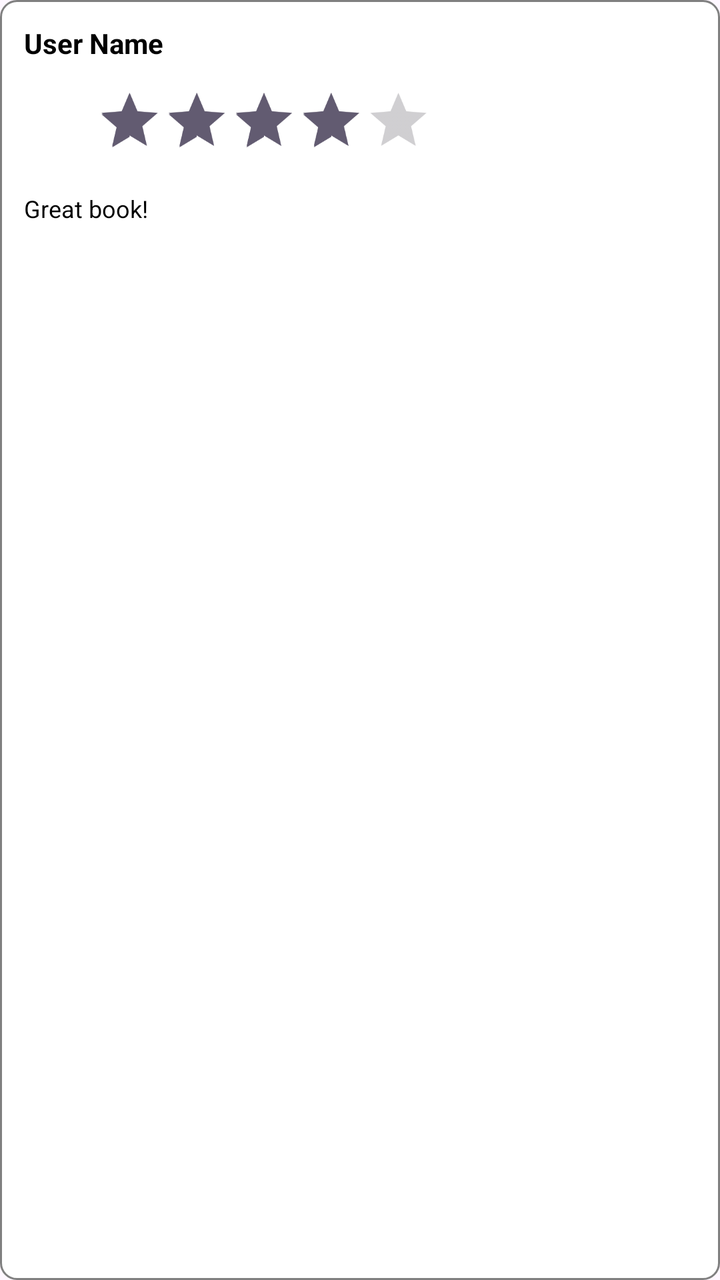
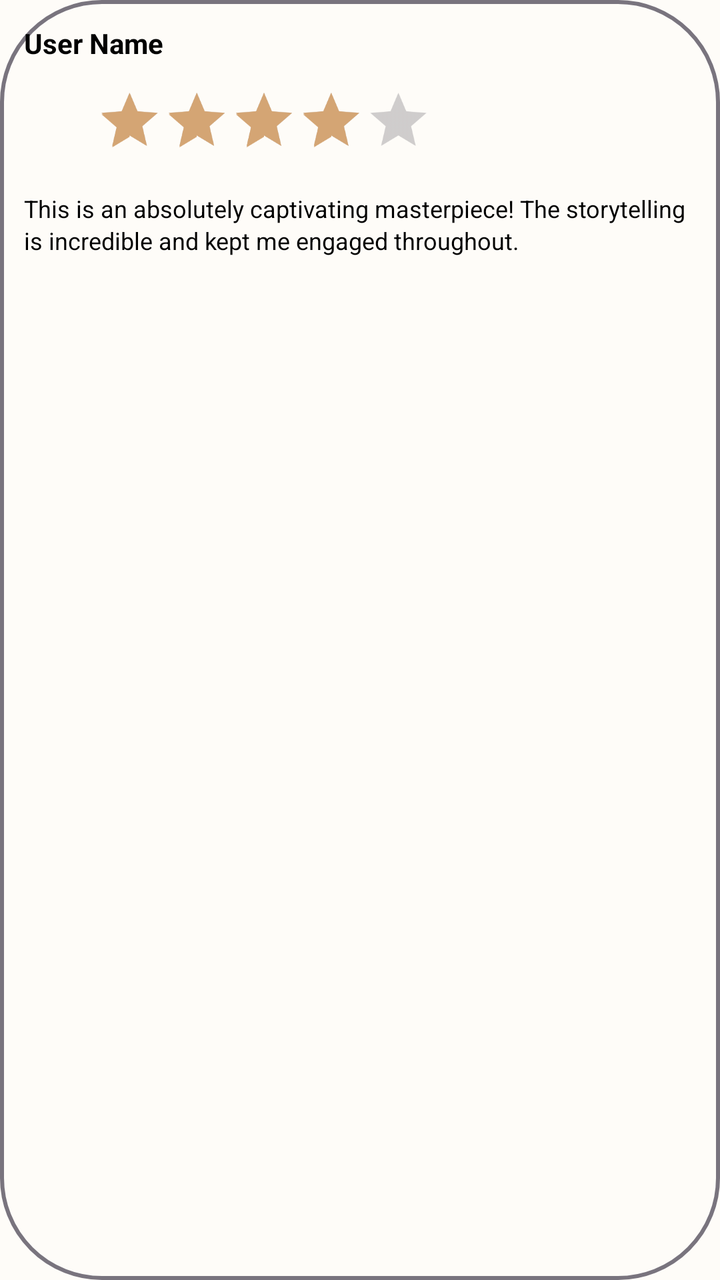

Before-and-after screenshots of an Android layout around one commit, followed by the original layout XML and the change that was made.
<!-- AndroidManifest.xml: application theme Theme.Alcove -->
<!-- res/layout/item_review.xml -->
<?xml version="1.0" encoding="utf-8"?>
<LinearLayout xmlns:android="http://schemas.android.com/apk/res/android"
    android:layout_width="match_parent"
    android:layout_height="wrap_content"
    android:orientation="vertical"
    android:padding="12dp"
    android:layout_marginBottom="12dp"
    android:background="@drawable/rounded_input_background">

    
    <TextView
        android:id="@+id/userName"
        android:layout_width="wrap_content"
        android:layout_height="wrap_content"
        android:text="User Name"
        android:textSize="14sp"
        android:textStyle="bold"
        android:textColor="@color/black"
        android:layout_marginBottom="4dp" />

    
    <RatingBar
        android:id="@+id/ratingBar"
        android:layout_width="wrap_content"
        android:layout_height="wrap_content"
        android:numStars="5"
        android:rating="4"
        android:isIndicator="true"
        android:scaleX="0.7"
        android:scaleY="0.7"
        android:layout_gravity="start"
        android:layout_marginBottom="4dp" />

    
    <TextView
        android:id="@+id/reviewText"
        android:layout_width="match_parent"
        android:layout_height="wrap_content"
        android:text="Great book!"
        android:textSize="12sp"
        android:textColor="@color/black"
        android:lineSpacingExtra="2dp" />

</LinearLayout>
<!-- resources referenced by this layout -->
<resources>
  <color name="black">#FF000000</color>
  <!-- drawable rounded_input_background (drawable) -->
  <?xml version="1.0" encoding="utf-8"?>
  <shape xmlns:android="http://schemas.android.com/apk/res/android"
      android:shape="rectangle">
      <solid android:color="#FFFFFFFF" />
      <stroke android:color="@color/gray" android:width="1dp" />
      <corners android:radius="8dp" />
  </shape>
  <style name="Theme.Alcove" parent="Base.Theme.Alcove" />
  <color name="gray">#FF808080</color>
  <style name="Base.Theme.Alcove" parent="Theme.Material3.DayNight.NoActionBar">
          
          
      </style>
</resources>

<!-- the commit's change to res/layout/item_review.xml (unified diff, before → after) -->
@@ -36,9 +36,40 @@
         android:id="@+id/reviewText"
         android:layout_width="match_parent"
         android:layout_height="wrap_content"
-        android:text="Great book!"
+        android:text="This is an absolutely captivating masterpiece! The storytelling is incredible and kept me engaged throughout."
         android:textSize="12sp"
         android:textColor="@color/black"
-        android:lineSpacingExtra="2dp" />
+        android:lineSpacingExtra="2dp"
+        android:layout_marginBottom="8dp" />
+
+    
+    <LinearLayout
+        android:id="@+id/actionButtons"
+        android:layout_width="match_parent"
+        android:layout_height="wrap_content"
+        android:orientation="horizontal"
+        android:gravity="end"
+        android:visibility="gone">
+
+        <Button
+            android:id="@+id/editBtn"
+            android:layout_width="wrap_content"
+            android:layout_height="wrap_content"
+            android:text="Edit"
+            android:textSize="12sp"
+            android:background="@drawable/rounded_input_background"
+            android:textColor="@color/black"
+            android:layout_marginEnd="8dp" />
+
+        <Button
+            android:id="@+id/deleteBtn"
+            android:layout_width="wrap_content"
+            android:layout_height="wrap_content"
+            android:text="Delete"
+            android:textSize="12sp"
+            android:background="@drawable/rounded_input_background"
+            android:textColor="@color/black" />
+
+    </LinearLayout>
 
 </LinearLayout>
<!-- resource entries referenced after the edit -->
@@ -5,15 +5,55 @@
   <?xml version="1.0" encoding="utf-8"?>
   <shape xmlns:android="http://schemas.android.com/apk/res/android"
       android:shape="rectangle">
-      <solid android:color="#FFFFFFFF" />
-      <stroke android:color="@color/gray" android:width="1dp" />
-      <corners android:radius="8dp" />
+      <solid android:color="@android:color/transparent" />
+      <corners android:radius="50dp" /> 
+      <stroke
+          android:width="2dp"
+          android:color="@color/outline" /> 
   </shape>
   <style name="Theme.Alcove" parent="Base.Theme.Alcove" />
-  <color name="gray">#FF808080</color>
-  <style name="Base.Theme.Alcove" parent="Theme.Material3.DayNight.NoActionBar">
+  <color name="outline">#79747E</color>
+  <style name="Base.Theme.Alcove" parent="Theme.Material3.Light.NoActionBar">
           
-          
+          <item name="colorPrimary">@color/primary</item>
+          <item name="colorOnPrimary">@color/on_primary</item>
+          <item name="colorPrimaryContainer">@color/primary_light</item>
+          <item name="colorOnPrimaryContainer">@color/on_primary</item>
+          <item name="colorSecondary">@color/secondary</item>
+          <item name="colorOnSecondary">@color/on_secondary</item>
+          <item name="colorSecondaryContainer">@color/secondary_light</item>
+          <item name="colorOnSecondaryContainer">@color/on_secondary</item>
+          <item name="colorTertiary">@color/secondary</item>
+          <item name="colorOnTertiary">@color/on_secondary</item>
+          <item name="colorTertiaryContainer">@color/secondary_light</item>
+          <item name="colorOnTertiaryContainer">@color/on_secondary</item>
+          <item name="colorError">@color/error</item>
+          <item name="colorOnError">@color/white</item>
+          <item name="colorErrorContainer">@color/error</item>
+          <item name="colorOnErrorContainer">@color/white</item>
+          <item name="colorSurface">@color/surface</item>
+          <item name="colorOnSurface">@color/on_surface</item>
+          <item name="colorSurfaceVariant">@color/surface_variant</item>
+          <item name="colorOnSurfaceVariant">@color/on_surface_variant</item>
+          <item name="colorOutline">@color/outline</item>
+          <item name="colorOutlineVariant">@color/outline_variant</item>
+          <item name="android:colorBackground">@color/background</item>
+          <item name="colorOnBackground">@color/on_background</item>
       </style>
+  <color name="primary">#4A7C59</color>
+  <color name="on_primary">#FFFFFF</color>
+  <color name="primary_light">#7A9B7E</color>
+  <color name="secondary">#D4A574</color>
+  <color name="on_secondary">#000000</color>
+  <color name="secondary_light">#E8C49A</color>
+  <color name="error">#BA1A1A</color>
+  <color name="white">#FFFFFFFF</color>
+  <color name="surface">#FFFFFF</color>
+  <color name="on_surface">#1C1B1F</color>
+  <color name="surface_variant">#E7E0EC</color>
+  <color name="on_surface_variant">#49454F</color>
+  <color name="outline_variant">#CAC4D0</color>
+  <color name="background">#FEFCF8</color>
+  <color name="on_background">#1C1B1F</color>
 </resources>
 
